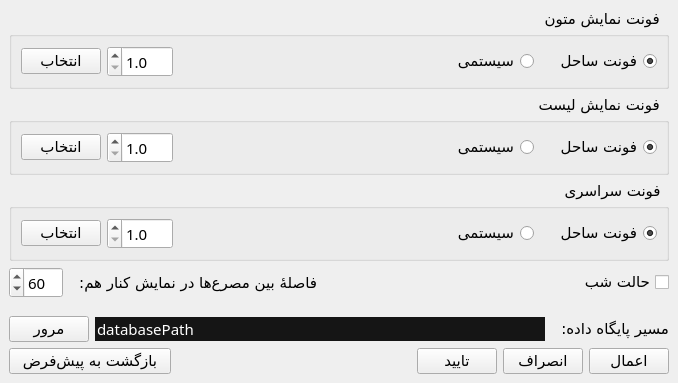
First picture: the form in src/settingsform.ui, repository abroshan39/ghazal, before the edit.
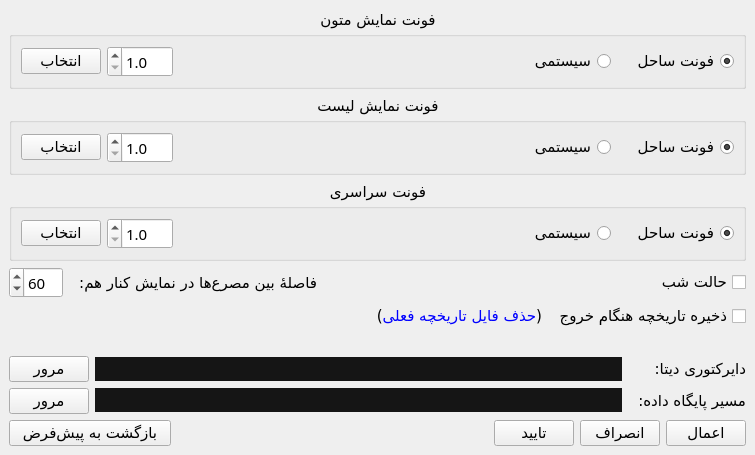
Second picture: the form after the edit.

Commit message: The second public release

```diff
--- a/src/settingsform.ui
+++ b/src/settingsform.ui
@@ -6,8 +6,8 @@
    <rect>
     <x>0</x>
     <y>0</y>
-    <width>678</width>
-    <height>383</height>
+    <width>755</width>
+    <height>455</height>
    </rect>
   </property>
   <property name="font">
@@ -23,8 +23,6 @@
    <enum>Qt::RightToLeft</enum>
   </property>
   <widget class="QWidget" name="centralwidget">
-   <layout class="QHBoxLayout" name="horizontalLayout_10">
-    <item>
      <layout class="QVBoxLayout" name="verticalLayout_2">
       <item>
        <layout class="QVBoxLayout" name="verticalLayout">
@@ -36,6 +34,9 @@
           <property name="title">
            <string>  فونت نمایش متون  </string>
           </property>
+        <property name="alignment">
+         <set>Qt::AlignCenter</set>
+        </property>
           <layout class="QHBoxLayout" name="horizontalLayout_4">
            <item>
             <layout class="QHBoxLayout" name="horizontalLayout_3">
@@ -124,6 +125,9 @@
           <property name="title">
            <string>  فونت نمایش لیست  </string>
           </property>
+        <property name="alignment">
+         <set>Qt::AlignCenter</set>
+        </property>
           <layout class="QHBoxLayout" name="horizontalLayout_6">
            <item>
             <layout class="QHBoxLayout" name="horizontalLayout_5">
@@ -212,6 +216,9 @@
           <property name="title">
            <string>  فونت سراسری  </string>
           </property>
+        <property name="alignment">
+         <set>Qt::AlignCenter</set>
+        </property>
           <layout class="QHBoxLayout" name="horizontalLayout_2">
            <item>
             <layout class="QHBoxLayout" name="horizontalLayout">
@@ -346,18 +353,62 @@
         </item>
        </layout>
       </item>
+    <item>
+     <layout class="QHBoxLayout" name="horizontalLayout_10">
+      <item>
+       <widget class="QCheckBox" name="checkBoxSaveHistoryOnExit">
+        <property name="accessibleName">
+         <string>class2</string>
+        </property>
+        <property name="text">
+         <string>ذخیره تاریخچه هنگام خروج</string>
+        </property>
+       </widget>
+      </item>
+      <item>
+       <widget class="QLabel" name="labelDeleteHistory">
+        <property name="accessibleName">
+         <string>class2</string>
+        </property>
+        <property name="text">
+         <string>&lt;!DOCTYPE HTML PUBLIC &quot;-//W3C//DTD HTML 4.0//EN&quot; &quot;http://www.w3.org/TR/REC-html40/strict.dtd&quot;&gt;
+&lt;html&gt;&lt;head&gt;&lt;meta name=&quot;qrichtext&quot; content=&quot;1&quot; /&gt;&lt;style type=&quot;text/css&quot;&gt;
+a {
+text-decoration: none;
+}
+&lt;/style&gt;&lt;/head&gt;&lt;body&gt;
+&lt;p&gt; (&lt;a href=&quot;deleteHistory&quot;&gt;حذف فایل تاریخچه فعلی&lt;/a&gt;) &lt;/p&gt;
+&lt;/body&gt;&lt;/html&gt;</string>
+        </property>
+        <property name="textInteractionFlags">
+         <set>Qt::LinksAccessibleByKeyboard|Qt::LinksAccessibleByMouse</set>
+        </property>
+       </widget>
+      </item>
+      <item>
+       <spacer name="horizontalSpacer_5">
+        <property name="orientation">
+         <enum>Qt::Horizontal</enum>
+        </property>
+        <property name="sizeHint" stdset="0">
+         <size>
+          <width>40</width>
+          <height>20</height>
+         </size>
+        </property>
+       </spacer>
+      </item>
+     </layout>
+    </item>
       <item>
        <spacer name="verticalSpacer">
         <property name="orientation">
          <enum>Qt::Vertical</enum>
         </property>
-        <property name="sizeType">
-         <enum>QSizePolicy::Expanding</enum>
-        </property>
         <property name="sizeHint" stdset="0">
          <size>
-          <width>0</width>
-          <height>0</height>
+        <width>20</width>
+        <height>40</height>
          </size>
         </property>
        </spacer>
@@ -365,7 +416,19 @@
       <item>
        <layout class="QHBoxLayout" name="horizontalLayout_7">
         <item>
-         <widget class="QLabel" name="label">
+       <layout class="QVBoxLayout" name="verticalLayout_4">
+        <item>
+         <widget class="QLabel" name="labelDataDir">
+          <property name="accessibleName">
+           <string>class2</string>
+          </property>
+          <property name="text">
+           <string>دایرکتوری دیتا:  </string>
+          </property>
+         </widget>
+        </item>
+        <item>
+         <widget class="QLabel" name="labelDatabase">
           <property name="accessibleName">
            <string>class2</string>
           </property>
@@ -374,8 +437,12 @@
           </property>
          </widget>
         </item>
+       </layout>
+      </item>
         <item>
-         <widget class="QLineEdit" name="lineEdit">
+       <layout class="QVBoxLayout" name="verticalLayout_3">
+        <item>
+         <widget class="QLineEdit" name="lineEditDataDir">
           <property name="accessibleName">
            <string>class2</string>
           </property>
@@ -384,7 +451,7 @@
 background-color: rgb(21, 21, 21);</string>
           </property>
           <property name="text">
-           <string>databasePath</string>
+           <string/>
           </property>
           <property name="frame">
            <bool>false</bool>
@@ -395,14 +462,50 @@
          </widget>
         </item>
         <item>
-         <widget class="QPushButton" name="btnBrowse">
+         <widget class="QLineEdit" name="lineEditDatabase">
           <property name="accessibleName">
            <string>class2</string>
           </property>
+          <property name="styleSheet">
+           <string notr="true">color: rgb(255, 255, 255);
+background-color: rgb(21, 21, 21);</string>
+          </property>
           <property name="text">
+           <string/>
+          </property>
+          <property name="frame">
+           <bool>false</bool>
+          </property>
+          <property name="readOnly">
+           <bool>true</bool>
+          </property>
+         </widget>
+        </item>
+       </layout>
+      </item>
+      <item>
+       <layout class="QVBoxLayout" name="verticalLayout_5">
+        <item>
+         <widget class="QPushButton" name="btnBrowseDataDir">
+          <property name="accessibleName">
+           <string>class2</string>
+          </property>
+          <property name="text">
            <string>مرور</string>
           </property>
          </widget>
+        </item>
+        <item>
+         <widget class="QPushButton" name="btnBrowseDatabase">
+          <property name="accessibleName">
+           <string>class2</string>
+          </property>
+          <property name="text">
+           <string>مرور</string>
+          </property>
+         </widget>
+        </item>
+       </layout>
         </item>
        </layout>
       </item>
@@ -464,8 +567,6 @@
        </layout>
       </item>
      </layout>
-    </item>
-   </layout>
   </widget>
  </widget>
  <resources/>
```
Left out of the diff: 29 changed lines with no effect on the pictures. Lines whose indentation alone changed are shown as unchanged. The commit also changes 93 other files.
